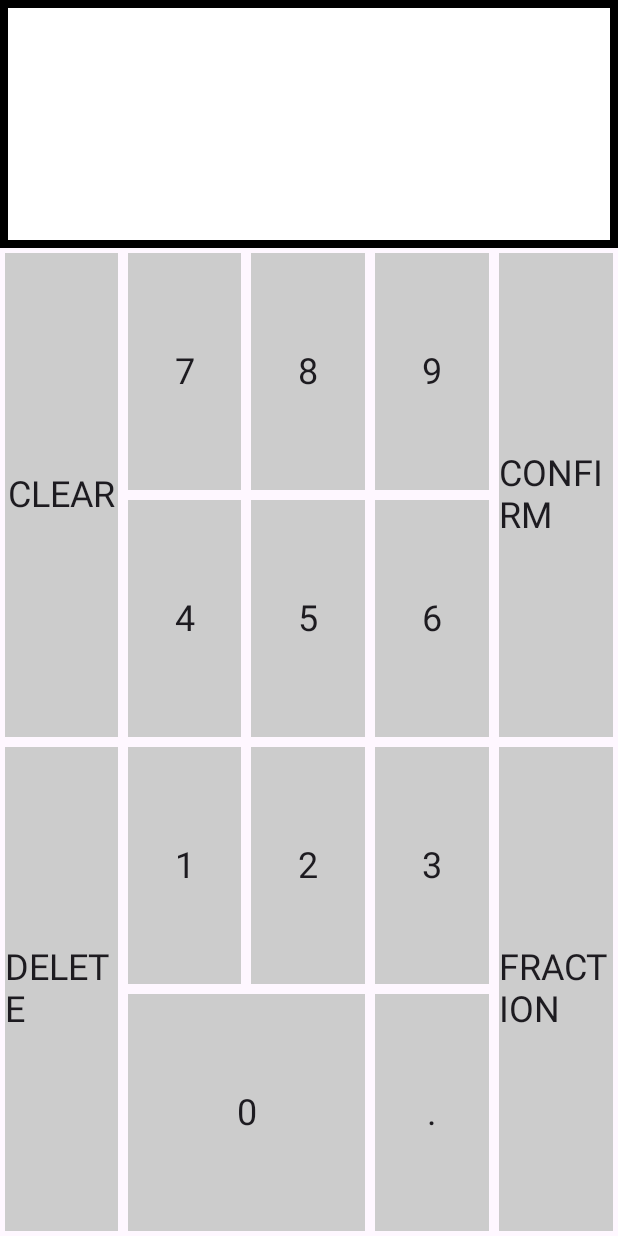
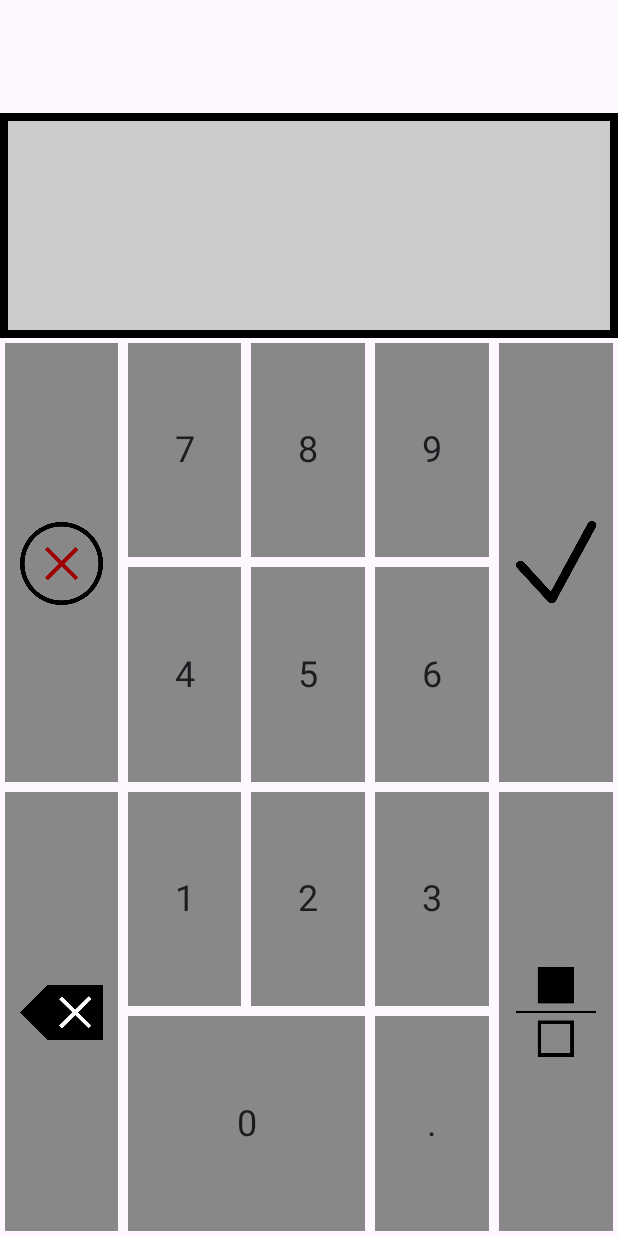
Before and after one commit to burt-catkins/FabApp, an Android app built with Jetpack Compose: the composable NumpadInput shown on its own in the app's theme, on a phone screen of 412 x 824 dp. Run offline under Robolectric (Android 15) with nearby library versions, the phone set to English and light mode, and no system bars; our stand-ins replace Compose Multiplatform resources; libraries missing offline, so code that uses them is left out: deci.trim; 2 statements that could not run were skipped.

Commit message:
Pretty!
Made everything prettier

Added icons to the numpad

Fonts are appropriate sizes

Colors are easier on the eyes

Drawn lines are the same size for all devices

Added text to operands for color blind dudes

Fixed issue with null input

Numpad error now clears with any new input

Made drawn lines thinner as right triangle gets thinner so you can see it better

```diff
--- a/shared/src/commonMain/kotlin/com/burtwelding/fabapp/App.kt
+++ b/shared/src/commonMain/kotlin/com/burtwelding/fabapp/App.kt
@@ -68,11 +68,12 @@ fun App() {
                                 enabled = false,
                                 onClick = {}
                             )
+                            .background(Color(0.1f, 0.1f, 0.1f, 0.5f))
                     ) {
                         Box (
                             modifier = Modifier
                                 .fillMaxWidth()
-                                .weight(6f)
+                                .weight(1f)
                                 .clickable {
                                     appState.openNumpad = false
                                 }
@@ -80,8 +81,7 @@ fun App() {
                         Box (
                             modifier = Modifier
                                 .fillMaxWidth()
-                                .background(Color(0.1f, 0.1f, 0.1f, 0.5f))
-                                .weight(4.5f)
+                                .weight(1.3f)
                         ) {
                             NumpadInput(appState)
                         }
--- a/shared/src/commonMain/kotlin/com/burtwelding/fabapp/ui/draw/NumberText.kt
+++ b/shared/src/commonMain/kotlin/com/burtwelding/fabapp/ui/draw/NumberText.kt
@@ -1,6 +1,7 @@
 package com.burtwelding.fabapp.ui.draw
 
 import androidx.compose.foundation.Canvas
+import androidx.compose.foundation.layout.Arrangement
 import androidx.compose.foundation.layout.Column
 import androidx.compose.foundation.layout.IntrinsicSize
 import androidx.compose.foundation.layout.Row
@@ -13,6 +14,7 @@ import androidx.compose.ui.Alignment
 import androidx.compose.ui.Modifier
 import androidx.compose.ui.geometry.Offset
 import androidx.compose.ui.graphics.Color
+import androidx.compose.ui.unit.TextUnit
 import androidx.compose.ui.unit.dp
 import androidx.compose.ui.unit.sp
 import com.burtwelding.fabapp.Fraction
@@ -29,22 +31,20 @@ import org.kimplify.deci.RoundingMode
 fun NumberText (decimal: String?,
                 numerator: String?,
                 denominator: String?,
-                modifier: Modifier) {
-    // If numerator is null, don't draw a fraction
-    // Else draw the line and if denominator is null, show the square char (until its set to a string)
-    // The function assumes that if you don't want a fraction anymore, just set the numerator to null
-    // If there is neither a decimal (empty string) nor a fraction, then just do an empty string
-    //      The reason this isn't a 0 is that this may be used as a placeholder to await input
-    //          We don't want this to be interpreted as an actual input of 0. 0 is 0. Nothing is nothing.
+                modifier: Modifier,
+                fontColor: Color,
+                fontSizeSP: Int) {
     Row (
-        modifier = modifier
+        modifier = modifier,
+        horizontalArrangement = Arrangement.spacedBy((fontSizeSP.toFloat() / 3.5).dp)
     ) {
         // Number
         Text (
             modifier = Modifier
                 .align(Alignment.CenterVertically),
             text = decimal?.let{ if (decimal == "0" && numerator != null) "" else decimal }?: "",
-            fontSize = 40.sp
+            fontSize = fontSizeSP.sp,
+            color = fontColor
         )
         if (numerator != null) {
             // Fraction
@@ -55,8 +55,9 @@ fun NumberText (decimal: String?,
             ) {
                 // Numerator
                 Text(
-                    text = numerator,
-                    fontSize = 20.sp
+                    text = if (numerator == "") "■" else numerator,
+                    fontSize = (fontSizeSP.toFloat() * 2 / 3).sp,
+                    color = fontColor
                 )
                 // Fraction line
                 Canvas (
@@ -65,7 +66,7 @@ fun NumberText (decimal: String?,
                         .height(4.dp)
                 ) {
                     drawLine(
-                        color = Color.Black,
+                        color = fontColor,
                         strokeWidth = 2.dp.toPx(),
                         start = Offset(
                             x = 0f,
@@ -79,8 +80,9 @@ fun NumberText (decimal: String?,
                 }
                 // Denominator
                 Text(
-                    text = denominator?: "□",
-                    fontSize = 20.sp
+                    text = denominator?.let{ if (denominator == "") "■" else denominator }?: "□",
+                    fontSize = (fontSizeSP.toFloat() * 2 / 3).sp,
+                    color = fontColor
                 )
             }
         }
@@ -88,7 +90,7 @@ fun NumberText (decimal: String?,
 }
 
 @Composable
-fun NumberText (number: Number?, modifier: Modifier) {
+fun NumberText (number: Number?, modifier: Modifier, fontColor: Color, fontSizeSP: Int) {
     fun getFractionalNumber (decimal: Deci, denominator: ImperialFraction): ImperialFractionalResult {
         // TODO: Implement unit conversion
 //        val inchesDecimal: Deci = when (decimal.displayUnits) {
@@ -130,6 +132,8 @@ fun NumberText (number: Number?, modifier: Modifier) {
         decimal = newSimplifiedFraction?.inches?.trim(3),
         numerator = newSimplifiedFraction?.fraction?.numerator?.trim(3),
         denominator = newSimplifiedFraction?.fraction?.denominator?.trim(3),
-        modifier = modifier
+        modifier = modifier,
+        fontColor = fontColor,
+        fontSizeSP = fontSizeSP
     )
 }
--- a/shared/src/commonMain/kotlin/com/burtwelding/fabapp/ui/draw/NumpadInput.kt
+++ b/shared/src/commonMain/kotlin/com/burtwelding/fabapp/ui/draw/NumpadInput.kt
@@ -1,6 +1,7 @@
 package com.burtwelding.fabapp.ui.draw
 
 import androidx.compose.foundation.BorderStroke
+import androidx.compose.foundation.Image
 import androidx.compose.foundation.background
 import androidx.compose.foundation.border
 import androidx.compose.foundation.clickable
@@ -11,6 +12,7 @@ import androidx.compose.foundation.layout.fillMaxHeight
 import androidx.compose.foundation.layout.fillMaxSize
 import androidx.compose.foundation.layout.fillMaxWidth
 import androidx.compose.foundation.layout.padding
+import androidx.compose.foundation.layout.size
 import androidx.compose.material3.Text
 import androidx.compose.runtime.Composable
 import androidx.compose.runtime.getValue
@@ -26,6 +28,16 @@ import androidx.compose.ui.unit.dp
 import com.burtwelding.fabapp.AppState
 import com.burtwelding.fabapp.Fraction
 import com.burtwelding.fabapp.Number
+import com.burtwelding.fabapp.darken
+import fabapp.shared.generated.resources.Res
+import fabapp.shared.generated.resources.icon_numpad_backspace
+import fabapp.shared.generated.resources.icon_numpad_clear
+import fabapp.shared.generated.resources.icon_numpad_confirm
+import fabapp.shared.generated.resources.icon_numpad_fraction_clear
+import fabapp.shared.generated.resources.icon_numpad_fraction_denominator
+import fabapp.shared.generated.resources.icon_numpad_fraction_numerator
+import org.jetbrains.compose.resources.DrawableResource
+import org.jetbrains.compose.resources.painterResource
 import org.kimplify.deci.Deci
 import org.kimplify.deci.exception.DeciException
 
@@ -53,45 +65,93 @@ fun NumpadInput (
     @Composable
     fun Tile (
         modifier: Modifier,
-        functionWithCurrentBuffer: (Buffer?) -> Unit,
-        text: String
+        subTile: @Composable () -> Unit
     ) {
         Box(
             modifier = modifier
                 .padding(3.dp)
         ) {
             Box(
-                modifier = Modifier
-                    .fillMaxSize()
-                    .background(Color.LightGray)
-                    .clickable {functionWithCurrentBuffer(
-                        when (numpadState.currentBufferSelected) {
+                modifier = modifier
+                    .background(Color.Gray)
+            ) {
+                subTile()
+            }
+        }
+    }
+    fun getCurrentBuffer () = when (numpadState.currentBufferSelected) {
         BufferType.NUMBER -> numpadState.numberBuffer
         BufferType.NUMERATOR -> numpadState.numeratorBuffer
         BufferType.DENOMINATOR -> numpadState.denominatorBuffer
     }
-                    )}
+    @Composable
+    fun ActionTile (
+        modifier: Modifier,
+        action: () -> Unit,
+        icon: DrawableResource,
+        description: String
+    ) {
+        Tile(
+            modifier = modifier,
+            subTile = {
+                Box(
+                    modifier = Modifier
+                        .fillMaxSize()
+                        .clickable { action() }
+                        .padding(10.dp)
+                ) {
+                    Image(
+                        painter = painterResource(icon),
+                        contentDescription = description,
+                        modifier = Modifier
+                            .size(60.dp)
+                            .align(Alignment.Center)
+                    )
+                }
+            }
+        )
+    }
+    @Composable
+    fun NumberTile (
+        modifier: Modifier,
+        numberChar: Char,
+    ) {
+        Tile (
+            modifier = modifier,
+            subTile = {
+                Box(
+                    modifier = Modifier
+                        .fillMaxSize()
+                        .clickable {
+                            getCurrentBuffer()?.buffer += numberChar
+                            numpadState.error = ""
+                        }
                 ) {
                     Text(
-                    text = text,
+                        text = "$numberChar",
                         modifier = Modifier
                             .align(Alignment.Center),
                         fontSize = TextUnit(24f, TextUnitType.Sp)
                     )
                 }
             }
+        )
     }
     Column (
         modifier = Modifier
             .fillMaxSize()
     ) {
+        Box (
+            modifier = Modifier
+                .weight(0.5f)
+                .fillMaxWidth()
+        ) {
             // Error Panel
             if (numpadState.error != "") {
                 Box (
                     modifier = Modifier
-                    .fillMaxWidth()
-                    .weight(0.5f)
-                    .background(Color.Red)
+                        .fillMaxSize()
+                        .background(Color.Red.darken(0.3f))
                         .border(
                             border = BorderStroke(
                                 width = 5.dp,
@@ -107,12 +167,13 @@ fun NumpadInput (
                     )
                 }
             }
+        }
         // Buffer Panel
         Box (
             modifier = Modifier
                 .fillMaxWidth()
                 .weight(1f)
-                .background(Color.White)
+                .background(Color.LightGray)
                 .border(
                     border = BorderStroke(
                         width = 5.dp,
@@ -124,7 +185,9 @@ fun NumpadInput (
                 decimal = numpadState.numberBuffer.buffer,
                 numerator = numpadState.numeratorBuffer?.buffer,
                 denominator = numpadState.denominatorBuffer?.buffer,
-                modifier = Modifier.align(Alignment.Center)
+                modifier = Modifier.align(Alignment.Center),
+                fontColor = Color.Black,
+                fontSizeSP = 30
             )
         }
         // Numpad, top 2
@@ -132,64 +195,57 @@ fun NumpadInput (
             .fillMaxWidth()
             .weight(2f)
         ) {
-            Tile(
+            ActionTile(
                 modifier = Modifier.fillMaxHeight().weight(1f),
-                functionWithCurrentBuffer = {
+                action = {
                     numpadState.numberBuffer = Buffer()
                     numpadState.numeratorBuffer = null
                     numpadState.denominatorBuffer = null
                     numpadState.currentBufferSelected = BufferType.NUMBER
+                    numpadState.error = ""
                 },
-                text = "CLEAR"
+                icon = Res.drawable.icon_numpad_clear,
+                description = "Clear"
             )
             Column (
                 modifier = Modifier.fillMaxHeight().weight(1f)
             ) {
-
-                Tile(
+                NumberTile(
                     modifier = Modifier.weight(1f),
-                    functionWithCurrentBuffer = { it?.buffer += "7" },
-                    text = "7"
+                    numberChar = '7'
                 )
-                Tile(
+                NumberTile(
                     modifier = Modifier.weight(1f),
-                    functionWithCurrentBuffer = { it?.buffer += "4" },
-                    text = "4"
+                    numberChar = '4'
                 )
             }
             Column (
                 modifier = Modifier.fillMaxHeight().weight(1f)
             ) {
-
-                Tile(
+                NumberTile(
                     modifier = Modifier.weight(1f),
-                    functionWithCurrentBuffer = { it?.buffer += "8" },
-                    text = "8"
+                    numberChar = '8'
                 )
-                Tile(
+                NumberTile(
                     modifier = Modifier.weight(1f),
-                    functionWithCurrentBuffer = { it?.buffer += "5" },
-                    text = "5"
+                    numberChar = '5'
                 )
             }
             Column (
                 modifier = Modifier.fillMaxHeight().weight(1f)
             ) {
-
-                Tile(
+                NumberTile(
                     modifier = Modifier.weight(1f),
-                    functionWithCurrentBuffer = { it?.buffer += "9" },
-                    text = "9"
+                    numberChar = '9'
                 )
-                Tile(
+                NumberTile(
                     modifier = Modifier.weight(1f),
-                    functionWithCurrentBuffer = { it?.buffer += "6" },
-                    text = "6"
+                    numberChar = '6'
                 )
             }
-            Tile(
+            ActionTile(
                 modifier = Modifier.fillMaxHeight().weight(1f),
-                functionWithCurrentBuffer = {
+                action = {
                     // First validate if buffers are valid as a group.
                     if (numpadState.numeratorBuffer?.buffer == "" || numpadState.denominatorBuffer?.buffer == "" || (numpadState.numeratorBuffer != null && numpadState.denominatorBuffer == null)) {
                         numpadState.error = "Finish fraction or clear it"
@@ -208,7 +264,11 @@ fun NumpadInput (
                                     )
                                 }
                             }
-                            val inputNumber = Number(number, fraction)
+                            val inputNumber =
+                                if (number == null && fraction == null)
+                                    null
+                                else
+                                    Number(number, fraction)
                             val inputValidationResult = appState.numpadValidateFunction(inputNumber)
                             if (inputValidationResult == "") {
                                 appState.numpadOutputFunction(inputNumber)
@@ -226,7 +286,8 @@ fun NumpadInput (
                         }
                     }
                 },
-                text = "CONFIRM"
+                icon = Res.drawable.icon_numpad_confirm,
+                description = "Confirm"
             )
         }
         // Numpad, bottom 2
@@ -234,12 +295,15 @@ fun NumpadInput (
             .fillMaxWidth()
             .weight(2f)
         ) {
-            Tile(
+            ActionTile(
                 modifier = Modifier.fillMaxHeight().weight(1f),
-                functionWithCurrentBuffer = {
-                    it?.buffer = it.buffer.dropLast(1)
+                action = {
+                    val currentBuffer = getCurrentBuffer()
+                    currentBuffer?.buffer = currentBuffer.buffer.dropLast(1)
+                    numpadState.error = ""
                 },
-                text = "DELETE"
+                icon = Res.drawable.icon_numpad_backspace,
+                description = "Backspace"
             )
             Column (
                 modifier = Modifier.fillMaxHeight().weight(2f)
@@ -247,45 +311,40 @@ fun NumpadInput (
                 Row (
                     modifier = Modifier.fillMaxWidth().weight(1f)
                 ) {
-                    Tile(
+                    NumberTile(
                         modifier = Modifier.weight(1f),
-                        functionWithCurrentBuffer = { it?.buffer += "1" },
-                        text = "1"
+                        numberChar = '1'
                     )
-                    Tile(
+                    NumberTile(
                         modifier = Modifier.weight(1f),
-                        functionWithCurrentBuffer = { it?.buffer += "2" },
-                        text = "2"
+                        numberChar = '2'
                     )
                 }
-                Tile(
+                NumberTile(
                     modifier = Modifier.fillMaxWidth().weight(1f),
-                    functionWithCurrentBuffer = { it?.buffer += "0" },
-                    text = "0"
+                    numberChar = '0'
                 )
             }
             Column (
                 modifier = Modifier.fillMaxHeight().weight(1f)
             ) {
 
-                Tile(
+                NumberTile(
                     modifier = Modifier.weight(1f),
-                    functionWithCurrentBuffer = { it?.buffer += "3" },
-                    text = "3"
+                    numberChar = '3'
                 )
-                Tile(
+                NumberTile(
                     modifier = Modifier.weight(1f),
-                    functionWithCurrentBuffer = { it?.buffer += "." },
-                    text = "."
+                    numberChar = '.'
                 )
             }
-            Tile(
+            ActionTile(
                 modifier = Modifier.fillMaxHeight().weight(1f),
-                functionWithCurrentBuffer = { currentBuffer ->
+                action = {
                     numpadState.currentBufferSelected = when (numpadState.currentBufferSelected) {
                         BufferType.NUMBER -> BufferType.NUMERATOR
                         BufferType.NUMERATOR -> {
-                            if (currentBuffer?.buffer == "")
+                            if (getCurrentBuffer()?.buffer == "")
                                 BufferType.NUMBER
                             else BufferType.DENOMINATOR
                         }
@@ -299,8 +358,14 @@ fun NumpadInput (
                         BufferType.NUMERATOR -> numpadState.numeratorBuffer = Buffer()
                         BufferType.DENOMINATOR -> numpadState.denominatorBuffer = Buffer()
                     }
+                    numpadState.error = ""
                 },
-                text = "FRACTION"
+                icon = when (numpadState.currentBufferSelected) {
+                    BufferType.NUMBER -> Res.drawable.icon_numpad_fraction_numerator
+                    BufferType.NUMERATOR -> if (numpadState.numeratorBuffer?.buffer == "") Res.drawable.icon_numpad_fraction_clear else Res.drawable.icon_numpad_fraction_denominator
+                    BufferType.DENOMINATOR -> Res.drawable.icon_numpad_fraction_clear
+                },
+                description = "Fraction"
             )
         }
     }
```
Also changed, not shown: shared/src/commonMain/kotlin/com/burtwelding/fabapp/ColorMemberFunctions.kt (+28 -5 lines), shared/src/commonMain/kotlin/com/burtwelding/fabapp/RightTriangleProgram.kt (+11 -7 lines), shared/src/commonMain/kotlin/com/burtwelding/fabapp/ui/draw/right_triangle/RightTriangleCanvas.kt (+34 -22 lines), shared/src/commonMain/kotlin/com/burtwelding/fabapp/ui/draw/right_triangle/RightTriangleInfoPanel.kt (+43 -13 lines), shared/src/commonMain/composeResources/drawable/icon_numpad_backspace.png (added), shared/src/commonMain/composeResources/drawable/icon_numpad_clear.png (added), shared/src/commonMain/composeResources/drawable/icon_numpad_confirm.png (added), shared/src/commonMain/composeResources/drawable/icon_numpad_fraction_clear.png (added), shared/src/commonMain/composeResources/drawable/icon_numpad_fraction_denominator.png (added), shared/src/commonMain/composeResources/drawable/icon_numpad_fraction_numerator.png (added). Lines whose indentation alone changed are shown as unchanged.
